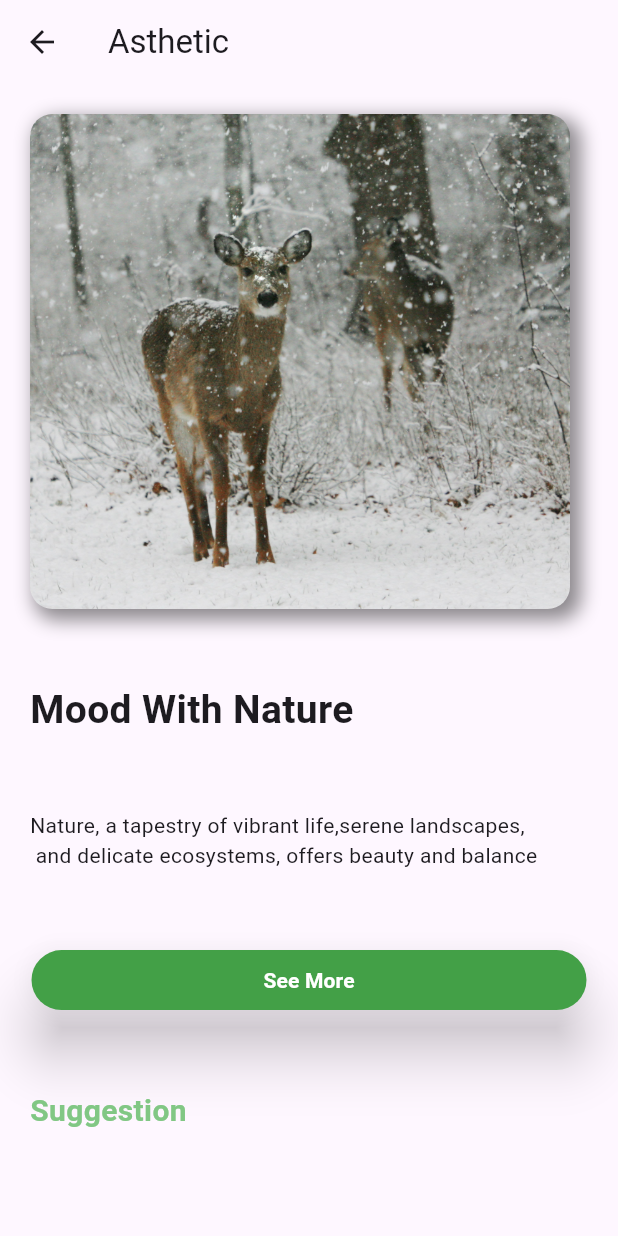
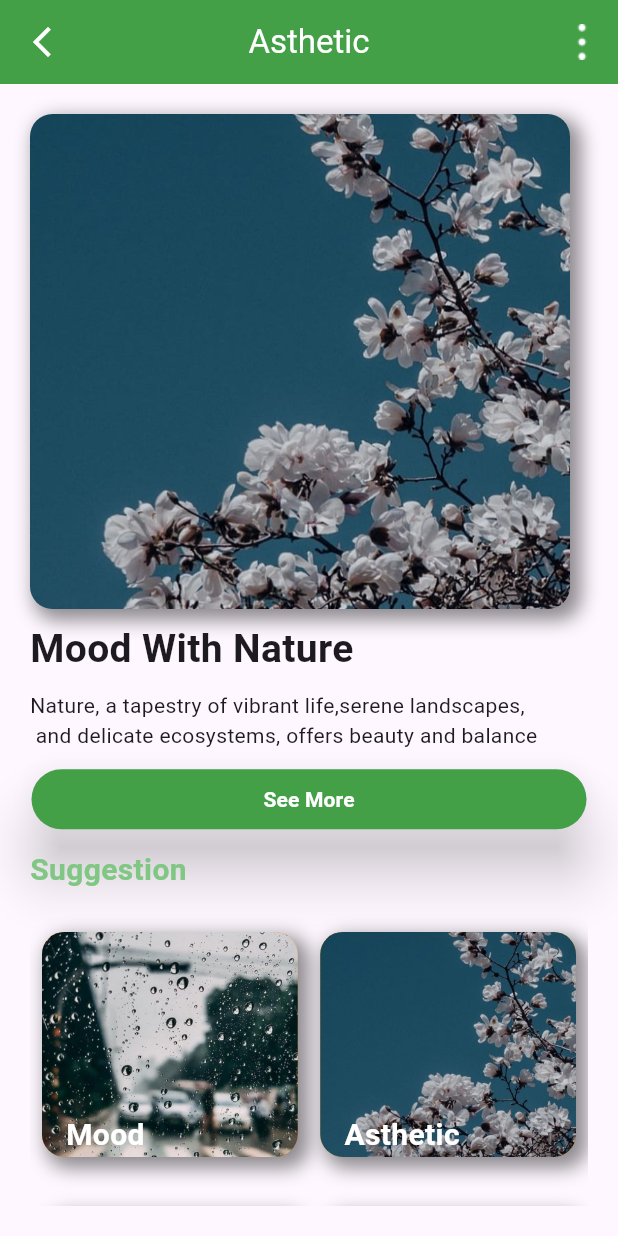
Before and after one commit to kakamrulhasan/Gallery, a Flutter app: the screen it shows after launch, after a tap on "Asthetic", on a phone screen of 412 x 824 dp. Run offline on Flutter 3.47's test engine with Material 3 defaults, Android fonts, the phone set to English and light mode, and no system bars.

Commit message:
adding_icon_picture

```diff
--- a/lib/details_screen.dart
+++ b/lib/details_screen.dart
@@ -8,7 +8,19 @@ class DetailsScreen extends StatelessWidget {
   Widget build(BuildContext context) {
     return Scaffold(
       appBar: AppBar(
-        title: Text(model.title),
+        backgroundColor: Colors.green[600],
+        centerTitle: true,
+         leading: IconButton(onPressed: (){}, icon: Icon(Icons.arrow_back_ios_new_outlined,
+         ),
+        color: Colors.white,),
+        title: Text(model.title,
+        style: TextStyle(
+          color: Colors.white,
+        ),),
+        actions: [
+          IconButton(onPressed: (){}, icon:Image.asset('assets/kebab.png',
+           color: Colors.white,),)
+        ],
       ),
       body: Padding(
         padding: const EdgeInsets.all(20.0),
@@ -88,20 +100,70 @@ class DetailsScreen extends StatelessWidget {
                 )
               ],
             ),
-            Row(
+            Container(
+              width: 410,
+              height: 201,
+             child:  GridView.builder(
+              scrollDirection: Axis.vertical,
+        padding: EdgeInsets.all(8),
+        itemCount: photolist.length,
+        gridDelegate: SliverGridDelegateWithFixedCrossAxisCount(
+            crossAxisCount: 2, mainAxisSpacing: 15, crossAxisSpacing: 15),
+        itemBuilder: (context, index) {
+          Model _photo = photolist[index];
+          return GestureDetector(
+            onTap: () => Navigator.push(
+                context,
+                MaterialPageRoute(
+                    builder: (context) => DetailsScreen(model: _photo))),
+            child: Column(
+              mainAxisAlignment: MainAxisAlignment.center,
               children: [
-
-                ],
+                Container(
+                  height: 150,
+                  width: 200,
+                  decoration: BoxDecoration(
+                    color: Colors.orange,
+                    borderRadius: BorderRadius.circular(15),
+                    image: DecorationImage(
+                        image: AssetImage(_photo.image),
+                        fit: BoxFit.cover),
+                    boxShadow: [
+                      BoxShadow(
+                        color: Colors.black45,
+                        offset: const Offset(
+                          5.0,
+                          5.0,
+                        ),
+                        blurRadius: 10.0,
+                        spreadRadius: 2.0,
+                      ), //BoxShadow
+                    ],
+                  ),
+                  child: Row(
+                    mainAxisAlignment: MainAxisAlignment.start,
+                    crossAxisAlignment: CrossAxisAlignment.end,
+                    children: [
+                      Padding(padding: EdgeInsets.all(8)),
+                      Text(
+                        _photo.title,
+                        style: TextStyle(
+                            fontWeight: FontWeight.bold,
+                            color: Colors.white,
+                            fontSize: 20),
+                      ),
+                    ],
+                  ),
+                ),
+              ],
+            ),
+          );
+        },
+      ),
             )
           ],
         ),
       ),
     );
   }
-
-  Widget buildcard() => Container(
-        width: 100,
-        height: 100,
-        color: Colors.red,
-      );
 }
--- a/lib/home_screen.dart
+++ b/lib/home_screen.dart
@@ -10,7 +10,21 @@ class HomeScreen extends StatelessWidget {
   Widget build(BuildContext context) {
     return Scaffold(
       appBar: AppBar(
-        title: Text('data'),
+        backgroundColor: Colors.green[600],
+        centerTitle: true,
+        automaticallyImplyLeading: false,
+        leading: IconButton(onPressed: (){}, icon: Icon(Icons.arrow_back_ios_new_outlined),
+        color: Colors.white,),
+        actions: [
+          IconButton(onPressed: (){}, icon:Image.asset('assets/kebab.png',
+          color: Colors.white,),
+          )
+        ],
+        title: Text('Photo Gallery',
+        style: TextStyle(
+          color: Colors.white
+        ),),
+
       ),
       body: GridView.builder(
         padding: EdgeInsets.all(8),
--- a/lib/horizontal_gridview.dart
+++ /dev/null
@@ -1,17 +0,0 @@
-import 'package:flutter/material.dart';
-
-class HorizontalGrid extends StatelessWidget {
-  const HorizontalGrid({super.key});
-
-  @override
-  Widget build(BuildContext context) {
-    return Scaffold(
-      body: SingleChildScrollView(
-        child: Row(
-          children: [
-          ],
-        ),
-      )
-    );
-  }
-}
--- a/lib/main.dart
+++ b/lib/main.dart
@@ -11,6 +11,7 @@ class MainApp extends StatelessWidget {
   @override
   Widget build(BuildContext context) {
     return MaterialApp(
+      debugShowCheckedModeBanner: false,
       home: HomeScreen()
     );
   }
--- a/lib/model_list.dart
+++ b/lib/model_list.dart
@@ -5,8 +5,19 @@ class Model {
   Model({required this.image, required this.title});
 }
 final List photolist = [
-    Model(
-      image: 'assets/rain.jpg',title: 'mood'
-    ),
-    Model(image: 'assets/winter.jpg',title: 'Asthetic')
+    Model(image: 'assets/rain.jpg',title: 'Mood'),
+    Model(image: 'assets/astetic.jpg',title: 'Asthetic'),
+    Model(image: 'assets/winter.jpg',title: 'Animals'),
+    Model(image: 'assets/city.jpg',title: 'City'),
+    Model(image: 'assets/travel.jpg',title: 'Travel'),
+    Model(image: 'assets/sky.jpeg',title: 'sky'),
+    Model(image: 'assets/road.jpg',title: 'Road'),
+    Model(image: 'assets/flower.jpg',title: 'Flowers'),
+    Model(image: 'assets/rains.jpg',title: 'monsoon'),
+    Model(image: 'assets/sunny.jpg',title: 'sunny'),
+    Model(image: 'assets/car.jpg',title: 'car'),
+    Model(image: 'assets/city.jpg',title: 'city'),
+    Model(image: 'assets/winter.jpg',title: 'Mood'),
+
+
   ];
--- a/pubspec.yaml
+++ b/pubspec.yaml
@@ -7,6 +7,7 @@ environment:
   sdk: '>=3.3.0 <4.0.0'
 
 dependencies:
+  cupertino_icons: ^1.0.8
   flutter:
     sdk: flutter
 
```
Also changed, not shown: assets/astetic.jpg (added), assets/car.jpg (added), assets/city.jpg (added), assets/flower.jpg (added), assets/kebab.png (added), assets/rains.jpg (added), assets/road.jpg (added), assets/sky.jpeg (added), assets/sunny.jpg (added), assets/travel.jpg (added), pubspec.lock.
